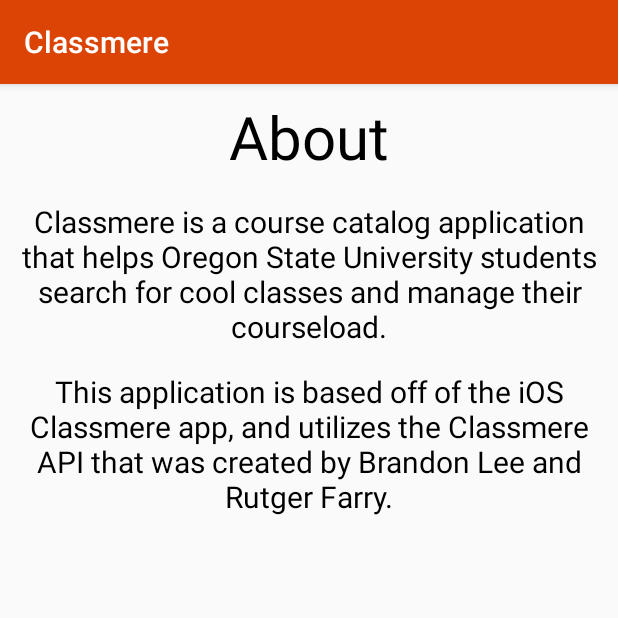
After one commit to jawhnypoh/Classmere-Android, an Android app: the AboutActivity screen opened directly, with no data from a screen before it, on a phone screen of 412 x 824 dp, the top half of it. The commit adds this screen. Run offline under Robolectric (Android 15) with nearby library versions, the phone set to English and light mode, and no system bars.

Commit message:
Added an about activity

```diff
--- a/app/src/main/AndroidManifest.xml
+++ b/app/src/main/AndroidManifest.xml
@@ -18,12 +18,14 @@
                 <category android:name="android.intent.category.LAUNCHER" />
             </intent-filter>
         </activity>
-        <activity android:name=".detailedCourseResultActivity"
-            android:parentActivityName="com.example.classmere.classmere.detailedCourseResultActivity">
+        <activity
+            android:name=".detailedCourseResultActivity"
+            android:parentActivityName=".detailedCourseResultActivity">
             <meta-data
                 android:name="android.support.PARENT_ACTIVITY"
                 android:value="com.example.classmere.classmere.MainActivity" />
         </activity>
+        <activity android:name=".AboutActivity"></activity>
     </application>
 
 </manifest>
--- /dev/null
+++ b/app/src/main/java/com/example/classmere/classmere/AboutActivity.java
@@ -0,0 +1,13 @@
+package com.example.classmere.classmere;
+
+import android.support.v7.app.AppCompatActivity;
+import android.os.Bundle;
+
+public class AboutActivity extends AppCompatActivity {
+
+    @Override
+    protected void onCreate(Bundle savedInstanceState) {
+        super.onCreate(savedInstanceState);
+        setContentView(R.layout.activity_about);
+    }
+}
--- /dev/null
+++ b/app/src/main/res/layout/activity_about.xml
@@ -0,0 +1,41 @@
+<?xml version="1.0" encoding="utf-8"?>
+<LinearLayout
+    xmlns:android="http://schemas.android.com/apk/res/android"
+    xmlns:app="http://schemas.android.com/apk/res-auto"
+    xmlns:tools="http://schemas.android.com/tools"
+    android:layout_width="match_parent"
+    android:layout_height="match_parent"
+    android:orientation="vertical"
+    tools:context="com.example.classmere.classmere.AboutActivity">
+
+    <TextView
+        android:id="@+id/about_title"
+        android:layout_width="match_parent"
+        android:layout_height="wrap_content"
+        android:gravity="center_horizontal"
+        android:padding="8dp"
+        android:text="About"
+        android:textColor="#000"
+        android:textSize="40sp" />
+
+    <TextView
+        android:id="@+id/about_content"
+        android:layout_width="match_parent"
+        android:layout_height="wrap_content"
+        android:padding="8dp"
+        android:gravity="center_horizontal"
+        android:text="@string/about_text"
+        android:textColor="#000"
+        android:textSize="20sp" />
+
+    <TextView
+        android:id="@+id/about_content_2"
+        android:layout_width="match_parent"
+        android:layout_height="wrap_content"
+        android:padding="8dp"
+        android:gravity="center_horizontal"
+        android:text="@string/about_text_2"
+        android:textColor="#000"
+        android:textSize="20sp" />
+
+</LinearLayout>
--- a/app/src/main/res/layout/activity_main.xml
+++ b/app/src/main/res/layout/activity_main.xml
@@ -39,6 +39,7 @@
             android:layout_height="wrap_content"
             android:textSize="20sp"
             android:padding="16dp"
+            android:paddingLeft="20sp"
             android:text="@string/loading_error_message"
             android:visibility="invisible" />
 
--- a/app/src/main/res/values/strings.xml
+++ b/app/src/main/res/values/strings.xml
@@ -1,4 +1,6 @@
 <resources>
     <string name="app_name">Classmere</string>
-    <string name="loading_error_message">Oops, we could not load your results. Please try again. </string>
+    <string name="loading_error_message">Oops! We could not load your results. Please check your connection and try again. </string>
+    <string name="about_text">Classmere is a course catalog application that helps Oregon State University students search for cool classes and manage their courseload. </string>
+    <string name="about_text_2">This application is based off of the iOS Classmere app, and utilizes the Classmere API that was created by Brandon Lee and Rutger Farry.</string>
 </resources>
```
Also changed, not shown: app/src/main/java/com/example/classmere/classmere/MainActivity.java (+21 -0 lines), app/src/main/res/menu/main.xml (added, +12 -0 lines), app/src/main/res/drawable-hdpi/ic_action_name.png (added), app/src/main/res/drawable-mdpi/ic_action_name.png (added), app/src/main/res/drawable-xhdpi/ic_action_name.png (added), app/src/main/res/drawable-xxhdpi/ic_action_name.png (added).
